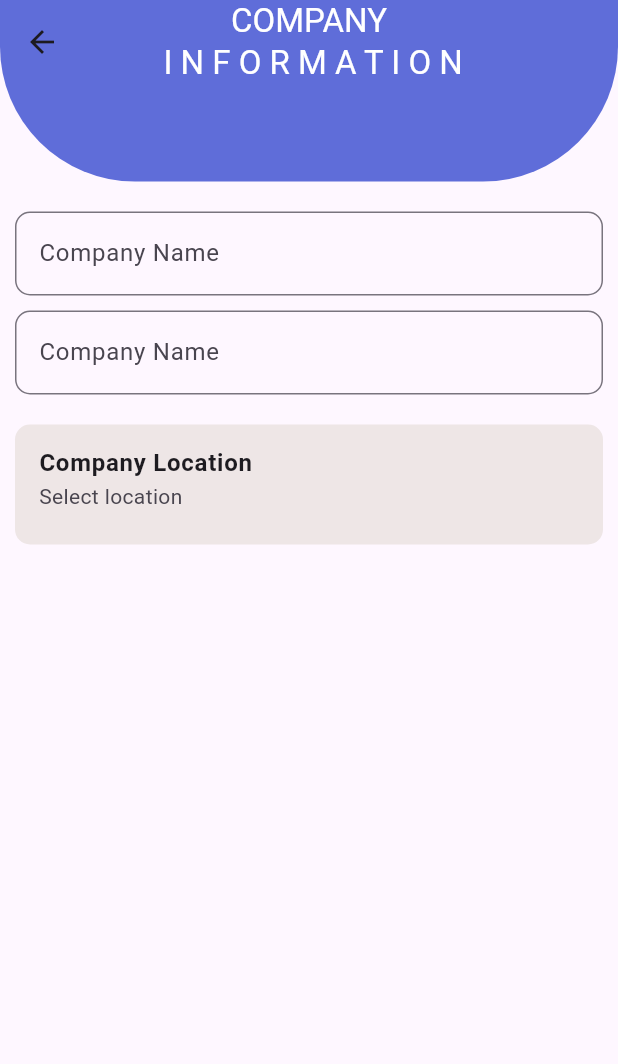
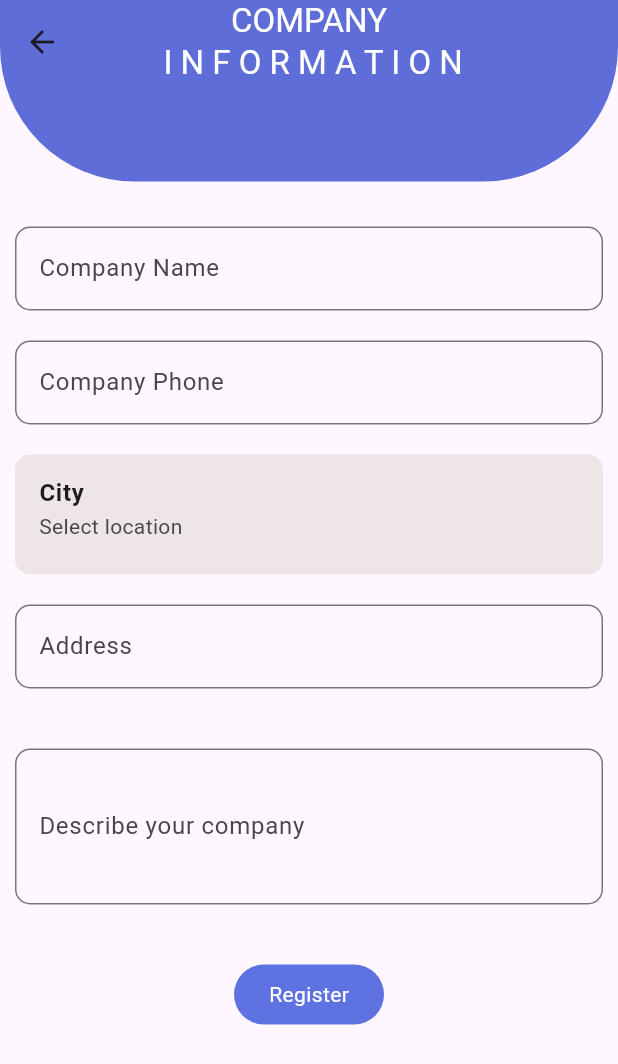
Before and after one commit to HozaifaJohar/career_compass, a Flutter app: the ResisterCompanyScreen screen opened by its route, on a phone screen of 412 x 824 dp. Shown: the top 1064 px of the screen. Run offline on Flutter 3.47's test engine with Material 3 defaults, Android fonts, the light colour scheme and no system bars; our stand-ins replace curved_navigation_bar.

Commit message:
provider and nav in home company and some eidts

```diff
--- a/lib/screens/company_screens/register_company.dart
+++ b/lib/screens/company_screens/register_company.dart
@@ -3,7 +3,7 @@ import 'package:career_compass/widgets/textField.dart';
 import 'package:flutter/material.dart';
 
 class ResisterCompanyScreen extends StatefulWidget {
-  ResisterCompanyScreen({super.key});
+  const ResisterCompanyScreen({super.key});
 
   @override
   State<ResisterCompanyScreen> createState() => _ResisterCompanyScreenState();
@@ -11,6 +11,8 @@ class ResisterCompanyScreen extends StatefulWidget {
 
 class _ResisterCompanyScreenState extends State<ResisterCompanyScreen> {
   final TextEditingController _companyName = TextEditingController();
+  final TextEditingController _companyPhone = TextEditingController();
+  final TextEditingController _describtion = TextEditingController();
   String city = 'Select location';
 
   @override
@@ -34,12 +36,12 @@ class _ResisterCompanyScreenState extends State<ResisterCompanyScreen> {
             preferredSize: Size.fromHeight(65), child: SizedBox()),
       ),
       body: Padding(
-        padding: EdgeInsets.all(10),
+        padding: const EdgeInsets.all(10),
         child: SingleChildScrollView(
           child: Column(
             children: [
-              SizedBox(
-                height: 10,
+              const SizedBox(
+                height: 20,
               ),
               customTextField(
                 title: 'Company Name',
@@ -49,15 +51,15 @@ class _ResisterCompanyScreenState extends State<ResisterCompanyScreen> {
                 controller: _companyName,
                 border: 10,
               ),
-              SizedBox(
-                height: 10,
+              const SizedBox(
+                height: 20,
               ),
               customTextField(
-                title: 'Company Name',
+                title: 'Company Phone',
                 hint: 'Type Here please',
                 maxLines: 1,
                 borderColor: AppColors.amber,
-                controller: _companyName,
+                controller: _companyPhone,
                 border: 10,
               ),
               const SizedBox(
@@ -180,7 +182,7 @@ class _ResisterCompanyScreenState extends State<ResisterCompanyScreen> {
                       borderRadius: BorderRadius.circular(10)),
                   child: ListTile(
                     title: const Text(
-                      'Company Location',
+                      'City',
                       style: TextStyle(fontWeight: FontWeight.bold),
                     ),
                     subtitle: Text(city),
@@ -190,6 +192,51 @@ class _ResisterCompanyScreenState extends State<ResisterCompanyScreen> {
               const SizedBox(
                 height: 20,
               ),
+              customTextField(
+                title: 'Address',
+                hint: 'Type Here please',
+                maxLines: 1,
+                borderColor: AppColors.amber,
+                controller: _companyPhone,
+                border: 10,
+              ),
+              const SizedBox(
+                height: 40,
+              ),
+              customTextField(
+                title: 'Describe your company',
+                minLines: 3,
+                maxLines: 4,
+                borderColor: AppColors.amber,
+                controller: _describtion,
+                border: 10,
+              ),
+              const SizedBox(
+                height: 40,
+              ),
+              GestureDetector(
+                onTap: () {
+                  Navigator.pushNamed(
+                    context,
+                    'home_company',
+                  );
+                },
+                child: Container(
+                  width: 100,
+                  height: 40,
+                  decoration: BoxDecoration(
+                      color: AppColors.mainColor,
+                      borderRadius: BorderRadius.circular(50)),
+                  child: const Center(
+                    child: Text(
+                      'Register',
+                      style: TextStyle(
+                        color: Colors.white,
+                      ),
+                    ),
+                  ),
+                ),
+              ),
             ],
           ),
         ),
--- a/lib/screens/login.dart
+++ b/lib/screens/login.dart
@@ -1,14 +1,16 @@
+import 'package:career_compass/provider/type_provider.dart';
 import 'package:career_compass/screens/start.dart';
 import 'package:career_compass/style/app_colors.dart';
 import 'package:career_compass/widgets/textfield.dart';
 import 'package:flutter/material.dart';
+import 'package:provider/provider.dart';
 
 class LoginScreen extends StatelessWidget {
   const LoginScreen({super.key});
 
   @override
   Widget build(BuildContext context) {
-    bool type = StartScreen.type;
+    bool type = Provider.of<TypeProvider>(context).type;
     TextEditingController email = TextEditingController();
     TextEditingController password = TextEditingController();
     return Scaffold(
--- a/lib/services/employee/register_employee.dart
+++ b/lib/services/employee/register_employee_service.dart
@@ -1,11 +1,9 @@
-import 'dart:convert';
 import 'package:career_compass/constant/url.dart';
 import 'package:career_compass/helper/api.dart';
 import 'package:career_compass/models/user_employee.dart';
-import 'package:flutter/material.dart';
 import 'package:http/http.dart' as http;
 
-class RegisterEmployee {
+class RegisterEmployeeSrevice {
   String url = AppString.baseUrl;
   Future<UserEmployee> register({
     required String name,
--- a/lib/widgets/textfield.dart
+++ b/lib/widgets/textfield.dart
@@ -4,17 +4,18 @@ Widget customTextField({
   String? title,
   String? hint,
   TextEditingController? controller,
-  int? maxLines = 1,
+  int? maxLines,
+  int? minLines,
   Color? borderColor,
-  double? border
+  double? border,
 }) {
   return Column(
     children: [
       TextFormField(
         enabled: true,
         controller: controller,
+        minLines: minLines,
         maxLines: maxLines,
-
         decoration: InputDecoration(
           border: OutlineInputBorder(
             borderRadius: BorderRadius.circular(border!),
--- a/pubspec.yaml
+++ b/pubspec.yaml
@@ -29,6 +29,7 @@ environment:
 # versions available, run `flutter pub outdated`.
 dependencies:
   cupertino_icons: ^1.0.6
+  curved_navigation_bar: ^1.0.3
   flutter:
     sdk: flutter
   http: ^1.2.1
```
Also changed, not shown: lib/main.dart (+10 -4 lines), lib/models/user.dart (added, +37 -0 lines), lib/provider/type_provider.dart (added, +11 -0 lines), lib/screens/company_screens/home_company.dart (+28 -2 lines), lib/screens/register.dart (+15 -6 lines), lib/screens/start.dart (+6 -4 lines), lib/widgets/waves.dart (+9 -1 lines), pubspec.lock.
